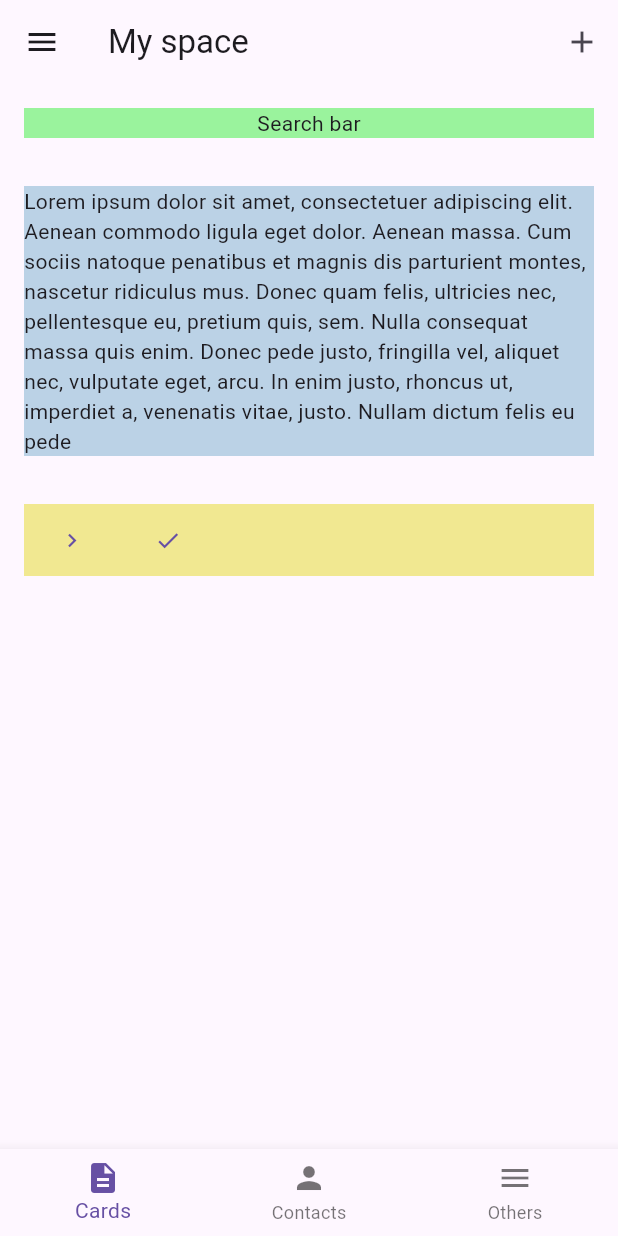
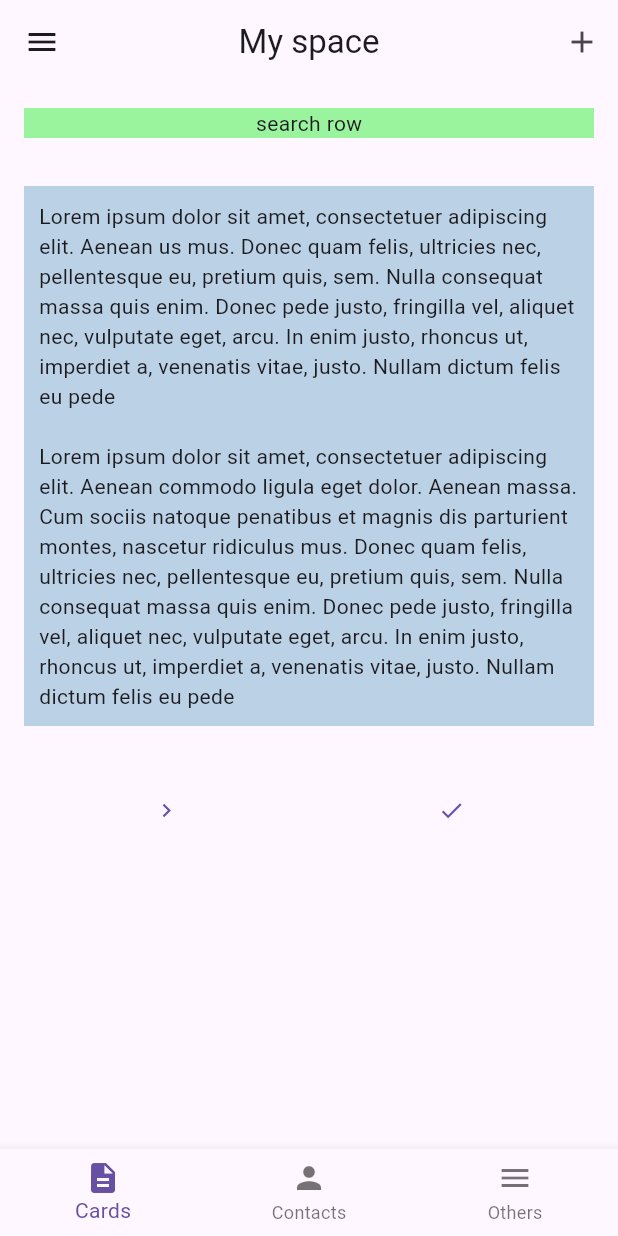
Before and after one commit to mkizhevsk/tf_mobile, a Flutter app: the screen it shows after launch, on a phone screen of 412 x 824 dp. Run offline on Flutter 3.47's test engine with Material 3 defaults, Android fonts, the phone set to English and light mode, and no system bars; our stand-ins replace sqflite; accounts and stored records are empty.

Commit message:
some changes

```diff
--- a/lib/main.dart
+++ b/lib/main.dart
@@ -12,7 +12,7 @@ void main() {
 }
 
 class MyHome extends StatefulWidget {
-  const MyHome({Key? key}) : super(key: key);
+  const MyHome({super.key});
 
   @override
   State<StatefulWidget> createState() => MyHomeState();
@@ -22,9 +22,9 @@ class MyHomeState extends State<MyHome> {
   late int _currentIndex;
 
   List<Widget> body = [
-    CardTab(),
-    ContactTab(),
-    OtherTab(),
+    const CardTab(),
+    const ContactTab(),
+    const OtherTab(),
   ];
 
   @override
--- a/lib/screens/cards.dart
+++ b/lib/screens/cards.dart
@@ -1,7 +1,7 @@
 import 'package:flutter/material.dart';
 
 class CardTab extends StatefulWidget {
-  const CardTab({Key? key}) : super(key: key);
+  const CardTab({super.key});
 
   @override
   State<StatefulWidget> createState() => CardTabState();
@@ -26,7 +26,8 @@ class CardTabState extends State<CardTab> {
             print('leading');
           },
         ),
-        title: Text('My space'),
+        title: const Text('My space'),
+        centerTitle: true,
         actions: [
           IconButton(
             icon: const Icon(Icons.add),
@@ -41,15 +42,17 @@ class CardTabState extends State<CardTab> {
           ),
         ],
       ),
-      body: CardBody(),
+      body: const CardBody(),
     );
   }
 }
 
 class CardBody extends StatelessWidget {
+  const CardBody({super.key});
+
   @override
   Widget build(context) {
-    return Column(
+    return const Column(
       children: [
         Padding(
           padding: EdgeInsets.all(16.0),
@@ -69,12 +72,7 @@ class CardBody extends StatelessWidget {
         ),
         Padding(
           padding: EdgeInsets.all(16.0),
-          child: ColoredBox(
-            color: Color.fromARGB(255, 241, 232, 145),
-            child: Center(
           child: ButtomsRow(),
-            ),
-          ),
         ),
       ],
     );
@@ -82,38 +80,73 @@ class CardBody extends StatelessWidget {
 }
 
 class SearchRow extends StatelessWidget {
+  const SearchRow({super.key});
+
   @override
   Widget build(BuildContext context) {
-    return Text('Search bar');
+    return const Text('search row');
   }
 }
 
 class CardRow extends StatelessWidget {
+  const CardRow({super.key});
+
   @override
   Widget build(BuildContext context) {
-    return Center(
+    return InkWell(
+      onLongPress: () {
+        print('onLongPress');
+      },
+      child: Ink(
+        color: Color.fromARGB(255, 187, 210, 230),
+        // child: const Center(
+        //   child: Text(
+        //       'Lorem ipsum dolor sit amet, consectetuer adipiscing elit. Aenean commodo ligula eget dolor. Aenean massa. Cum sociis natoque penatibus et magnis dis parturient montes, nascetur ridiculus mus. Donec quam felis, ultricies nec, pellentesque eu, pretium quis, sem. Nulla consequat massa quis enim. Donec pede justo, fringilla vel, aliquet nec, vulputate eget, arcu. In enim justo, rhoncus ut, imperdiet a, venenatis vitae, justo. Nullam dictum felis eu pede'),
+        // ),
+        child: const Column(
+          children: [
+            Padding(
+              padding: EdgeInsets.all(10.0),
+              child: Text(
+                  'Lorem ipsum dolor sit amet, consectetuer adipiscing elit. Aenean us mus. Donec quam felis, ultricies nec, pellentesque eu, pretium quis, sem. Nulla consequat massa quis enim. Donec pede justo, fringilla vel, aliquet nec, vulputate eget, arcu. In enim justo, rhoncus ut, imperdiet a, venenatis vitae, justo. Nullam dictum felis eu pede'),
+            ),
+            Padding(
+              padding: EdgeInsets.all(10.0),
               child: Text(
                   'Lorem ipsum dolor sit amet, consectetuer adipiscing elit. Aenean commodo ligula eget dolor. Aenean massa. Cum sociis natoque penatibus et magnis dis parturient montes, nascetur ridiculus mus. Donec quam felis, ultricies nec, pellentesque eu, pretium quis, sem. Nulla consequat massa quis enim. Donec pede justo, fringilla vel, aliquet nec, vulputate eget, arcu. In enim justo, rhoncus ut, imperdiet a, venenatis vitae, justo. Nullam dictum felis eu pede'),
+            ),
+          ],
+        ),
+      ),
     );
   }
 }
 
 class ButtomsRow extends StatelessWidget {
+  const ButtomsRow({super.key});
+
   @override
   Widget build(BuildContext context) {
-    return Row(
+    return SizedBox(
+      width: double.infinity,
+      child: Row(
         children: [
-        TextButton(
+          Expanded(
+            child: TextButton(
                 onPressed: () {
                   print('111');
                 },
-            child: Icon(Icons.navigate_next)),
-        TextButton(
+                child: const Icon(Icons.navigate_next)),
+          ),
+          Expanded(
+            child: TextButton(
                 onPressed: () {
-              print('111');
+                  print('222');
                 },
-            child: Icon(Icons.done)),
+                child: const Icon(Icons.done)),
+          ),
         ],
+      ),
     );
   }
 }
--- a/lib/screens/contacts.dart
+++ b/lib/screens/contacts.dart
@@ -1,6 +1,9 @@
 import 'package:flutter/material.dart';
 
 class ContactTab extends StatelessWidget {
+  const ContactTab({super.key});
+
+  @override
   Widget build(context) {
     return const Icon(Icons.person);
   }
--- a/lib/screens/others.dart
+++ b/lib/screens/others.dart
@@ -1,7 +1,10 @@
 import 'package:flutter/material.dart';
 
 class OtherTab extends StatelessWidget {
+  const OtherTab({super.key});
+
+  @override
   Widget build(context) {
-    return Icon(Icons.menu);
+    return const Icon(Icons.menu);
   }
 }
--- a/pubspec.yaml
+++ b/pubspec.yaml
@@ -36,7 +36,8 @@ dependencies:
   # Use with the CupertinoIcons class for iOS style icons.
   cupertino_icons: ^1.0.6
 
-  geolocator: ^10.1.1
+  sqflite: ^2.3.3+1
+  path: ^1.9.0
 
 dev_dependencies:
   flutter_test:
@@ -47,7 +48,7 @@ dev_dependencies:
   # activated in the `analysis_options.yaml` file located at the root of your
   # package. See that file for information about deactivating specific lint
   # rules and activating additional ones.
-  flutter_lints: ^3.0.0
+  flutter_lints: ^4.0.0
 
 # For information on the generic Dart part of this file, see the
 # following page: https://dart.dev/tools/pub/pubspec
```
Also changed, not shown: lib/database/app_database.dart (added, +31 -0 lines), lib/model/task.dart (added, +59 -0 lines), pubspec.lock, 4 other files. Lines whose indentation alone changed are shown as unchanged.
